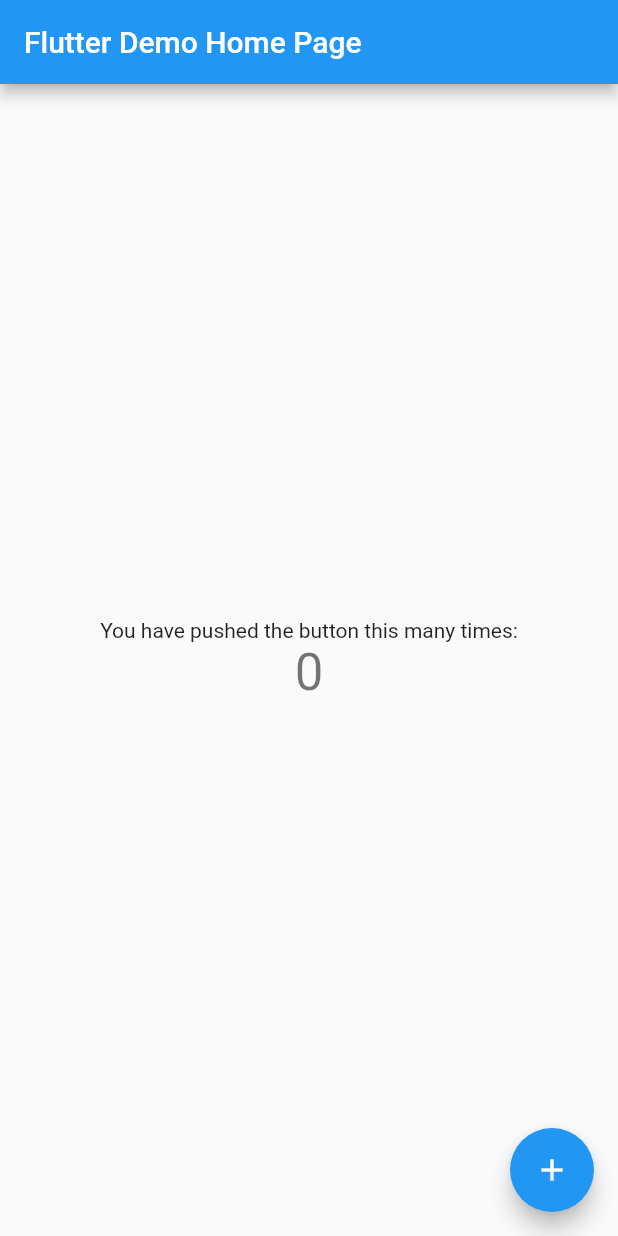
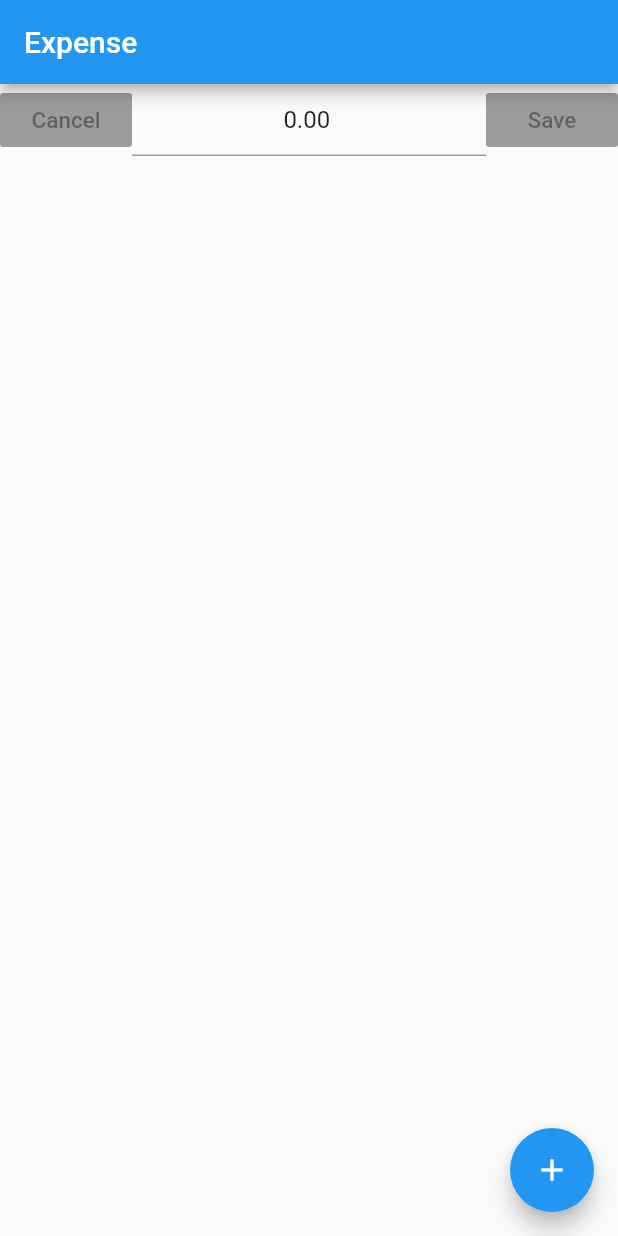
Before and after one commit to oscarzhou/flutter_try, a Flutter app: the screen it shows after launch, on a phone screen of 412 x 824 dp. Run offline on Flutter 3.47's test engine with Material 2 defaults, Android fonts, the phone set to English and light mode, and no system bars; our stand-ins replace flutter_masked_text.

Commit message:
Add money input widget and format the numbers

```diff
--- a/lib/main.dart
+++ b/lib/main.dart
@@ -1,4 +1,7 @@
+import 'dart:ui' as prefix0;
 import 'package:flutter/material.dart';
+import 'package:flutter/services.dart';
+import 'package:flutter_masked_text/flutter_masked_text.dart';
 
 void main() => runApp(MyApp());
 
@@ -20,7 +23,7 @@ class MyApp extends StatelessWidget {
         // is not restarted.
         primarySwatch: Colors.blue,
       ),
-      home: MyHomePage(title: 'Flutter Demo Home Page'),
+      home: MyHomePage(title: 'Expense'),
     );
   }
 }
@@ -44,8 +47,10 @@ class MyHomePage extends StatefulWidget {
 }
 
 class _MyHomePageState extends State<MyHomePage> {
-  int _counter = 0;
+  int _expenseAmount = 0;
 
+  final _controller =
+      MoneyMaskedTextController(decimalSeparator: '.', thousandSeparator: ',');
   void _incrementCounter() {
     setState(() {
       // This call to setState tells the Flutter framework that something has
@@ -53,7 +58,6 @@ class _MyHomePageState extends State<MyHomePage> {
       // so that the display can reflect the updated values. If we changed
       // _counter without calling setState(), then the build method would not be
       // called again, and so nothing would appear to happen.
-      _counter++;
     });
   }
 
@@ -65,41 +69,61 @@ class _MyHomePageState extends State<MyHomePage> {
     // The Flutter framework has been optimized to make rerunning build methods
     // fast, so that you can just rebuild anything that needs updating rather
     // than having to individually change instances of widgets.
+
     return Scaffold(
       appBar: AppBar(
         // Here we take the value from the MyHomePage object that was created by
         // the App.build method, and use it to set our appbar title.
         title: Text(widget.title),
       ),
-      body: Center(
-        // Center is a layout widget. It takes a single child and positions it
-        // in the middle of the parent.
-        child: Column(
-          // Column is also a layout widget. It takes a list of children and
-          // arranges them vertically. By default, it sizes itself to fit its
-          // children horizontally, and tries to be as tall as its parent.
-          //
-          // Invoke "debug painting" (press "p" in the console, choose the
-          // "Toggle Debug Paint" action from the Flutter Inspector in Android
-          // Studio, or the "Toggle Debug Paint" command in Visual Studio Code)
-          // to see the wireframe for each widget.
-          //
-          // Column has various properties to control how it sizes itself and
-          // how it positions its children. Here we use mainAxisAlignment to
-          // center the children vertically; the main axis here is the vertical
-          // axis because Columns are vertical (the cross axis would be
-          // horizontal).
-          mainAxisAlignment: MainAxisAlignment.center,
-          children: <Widget>[
-            Text(
-              'You have pushed the button this many times:',
-            ),
-            Text(
-              '$_counter',
-              style: Theme.of(context).textTheme.display1,
-            ),
-          ],
-        ),
+      body: Column(
+        // mainAxisAlignment: MainAxisAlignment.center,
+        children: <Widget>[
+          Row(
+            mainAxisAlignment: MainAxisAlignment.start,
+            children: <Widget>[
+              const RaisedButton(
+                onPressed: null,
+                child: Text(
+                  'Cancel',
+                  style: TextStyle(fontSize: 15),
+                ),
+              ),
+              new Flexible(
+                flex: 1,
+                child: new TextFormField(
+                  decoration: InputDecoration(hintText: "0.00"),
+                  controller: _controller,
+                  showCursor: false,
+                  maxLines: 1,
+                  textAlign: TextAlign.center,
+                  textDirection: TextDirection.rtl,
+                  keyboardType: TextInputType.number,
+                  inputFormatters: <TextInputFormatter>[
+                    WhitelistingTextInputFormatter.digitsOnly,
+                  ],
+                  onChanged: (text) {
+                    _expenseAmount = int.parse(text);
+                    print(_expenseAmount);
+                  },
+                ),
+              ),
+              RaisedButton(
+                  onPressed: null,
+                  child: Text(
+                    'Save',
+                    style: TextStyle(fontSize: 15),
+                  )),
+            ],
+          ),
+          // Text(
+          //   'You have pushed the button this many times:',
+          // ),
+          // Text(
+          //   '$_counter',
+          //   style: Theme.of(context).textTheme.display1,
+          // ),
+        ],
       ),
       floatingActionButton: FloatingActionButton(
         onPressed: _incrementCounter,
--- a/pubspec.yaml
+++ b/pubspec.yaml
@@ -19,6 +19,8 @@ environment:
 dependencies:
   flutter:
     sdk: flutter
+
+  flutter_masked_text: ^0.8.0
 
   # The following adds the Cupertino Icons font to your application.
   # Use with the CupertinoIcons class for iOS style icons.
```
Also changed, not shown: pubspec.lock.
